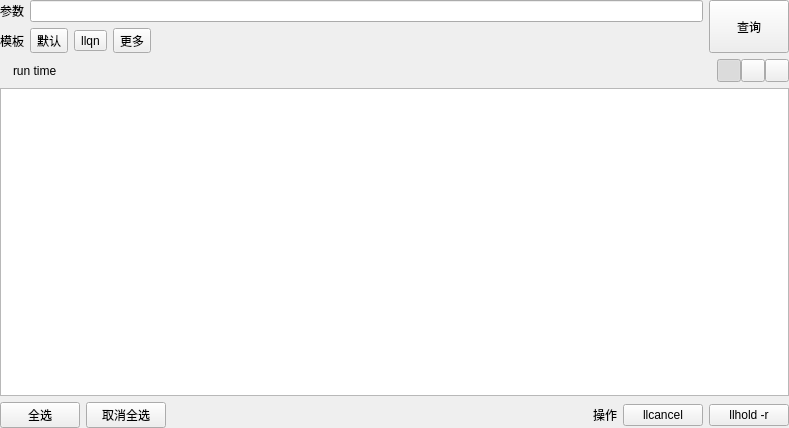
Before: the Qt Designer form src/plugins/loadleveler_monitor/panels/llq_panel.ui in cemc-oper/nwpc-monitor-app, drawn with Qt 5.
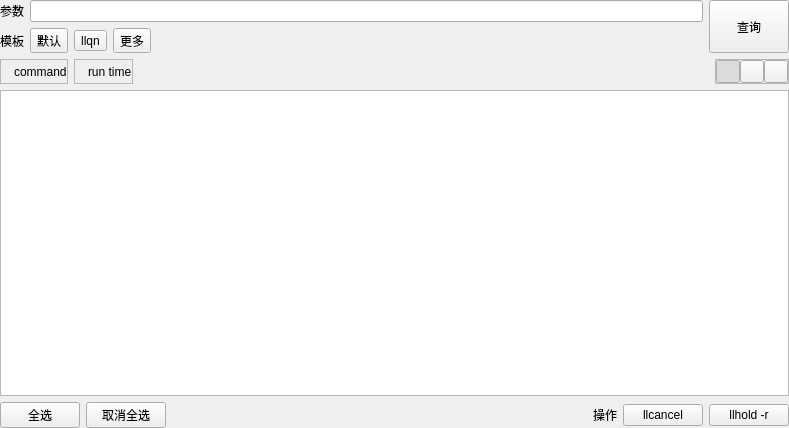
After: the same form once the commit is applied. Icons and pictures are not drawn.

Commit message:
Change signalFinished in ShellCommand to sending response info. Use this info to update query time in LlqPanel.
修改 ShellCommand 的 signalFinished 信号，发送信息量更大的 ShellCommandResponse 对象。
在 LlqPanel 中使用该对象更新查询时间。

```diff
--- a/src/plugins/loadleveler_monitor/panels/llq_panel.ui
+++ b/src/plugins/loadleveler_monitor/panels/llq_panel.ui
@@ -117,7 +117,7 @@
    </item>
    <item row="1" column="0">
     <widget class="QWidget" name="view_area_header_widget" native="true">
-     <layout class="QGridLayout" name="gridLayout_5">
+     <layout class="QGridLayout" name="gridLayout_8">
       <property name="leftMargin">
        <number>0</number>
       </property>
@@ -130,13 +130,17 @@
       <property name="bottomMargin">
        <number>0</number>
       </property>
-      <property name="spacing">
+      <property name="verticalSpacing">
        <number>0</number>
       </property>
       <item row="0" column="0">
-       <layout class="QHBoxLayout" name="view_top_layout">
-        <item>
-         <widget class="QWidget" name="query_time_widget" native="true">
+       <widget class="QFrame" name="query_command_frame">
+        <property name="frameShape">
+         <enum>QFrame::StyledPanel</enum>
+        </property>
+        <property name="frameShadow">
+         <enum>QFrame::Raised</enum>
+        </property>
           <layout class="QGridLayout" name="gridLayout_6">
            <property name="leftMargin">
             <number>0</number>
@@ -154,6 +158,50 @@
             <number>0</number>
            </property>
            <item row="0" column="0">
+          <widget class="QLabel" name="query_command_icon_label">
+           <property name="text">
+            <string/>
+           </property>
+           <property name="pixmap">
+            <pixmap resource="../loadleveler_monitor.qrc">:/loadleveler_monitor/images/repo_16.png</pixmap>
+           </property>
+          </widget>
+         </item>
+         <item row="0" column="1">
+          <widget class="QLabel" name="query_command_label">
+           <property name="text">
+            <string>command</string>
+           </property>
+          </widget>
+         </item>
+        </layout>
+       </widget>
+      </item>
+      <item row="0" column="1">
+       <widget class="QFrame" name="query_time_frame">
+        <property name="frameShape">
+         <enum>QFrame::StyledPanel</enum>
+        </property>
+        <property name="frameShadow">
+         <enum>QFrame::Raised</enum>
+        </property>
+        <layout class="QGridLayout" name="gridLayout_7">
+         <property name="leftMargin">
+          <number>0</number>
+         </property>
+         <property name="topMargin">
+          <number>0</number>
+         </property>
+         <property name="rightMargin">
+          <number>0</number>
+         </property>
+         <property name="bottomMargin">
+          <number>0</number>
+         </property>
+         <property name="verticalSpacing">
+          <number>0</number>
+         </property>
+         <item row="0" column="0">
             <widget class="QLabel" name="query_time_icon_label">
              <property name="text">
               <string/>
@@ -173,20 +221,44 @@
           </layout>
          </widget>
         </item>
-        <item>
+      <item row="0" column="2">
          <spacer name="horizontalSpacer">
           <property name="orientation">
            <enum>Qt::Horizontal</enum>
           </property>
           <property name="sizeHint" stdset="0">
            <size>
-            <width>40</width>
+          <width>559</width>
             <height>20</height>
            </size>
           </property>
          </spacer>
         </item>
-        <item>
+      <item row="0" column="3">
+       <widget class="QFrame" name="style_group_frame">
+        <property name="frameShape">
+         <enum>QFrame::StyledPanel</enum>
+        </property>
+        <property name="frameShadow">
+         <enum>QFrame::Raised</enum>
+        </property>
+        <layout class="QGridLayout" name="gridLayout_5">
+         <property name="leftMargin">
+          <number>0</number>
+         </property>
+         <property name="topMargin">
+          <number>0</number>
+         </property>
+         <property name="rightMargin">
+          <number>0</number>
+         </property>
+         <property name="bottomMargin">
+          <number>0</number>
+         </property>
+         <property name="spacing">
+          <number>0</number>
+         </property>
+         <item row="0" column="0">
          <widget class="QToolButton" name="table_style_button">
           <property name="toolTip">
            <string>表格</string>
@@ -206,7 +278,7 @@
           </property>
          </widget>
         </item>
-        <item>
+         <item row="0" column="1">
          <widget class="QToolButton" name="chart_style_button">
           <property name="toolTip">
            <string>图形</string>
@@ -223,7 +295,7 @@
           </property>
          </widget>
         </item>
-        <item>
+         <item row="0" column="2">
          <widget class="QToolButton" name="text_style_button">
           <property name="toolTip">
            <string>文本</string>
@@ -241,6 +313,7 @@
          </widget>
         </item>
        </layout>
+       </widget>
       </item>
      </layout>
     </widget>
```
Lines whose indentation alone changed are shown as unchanged. The commit also changes 9 other files.
